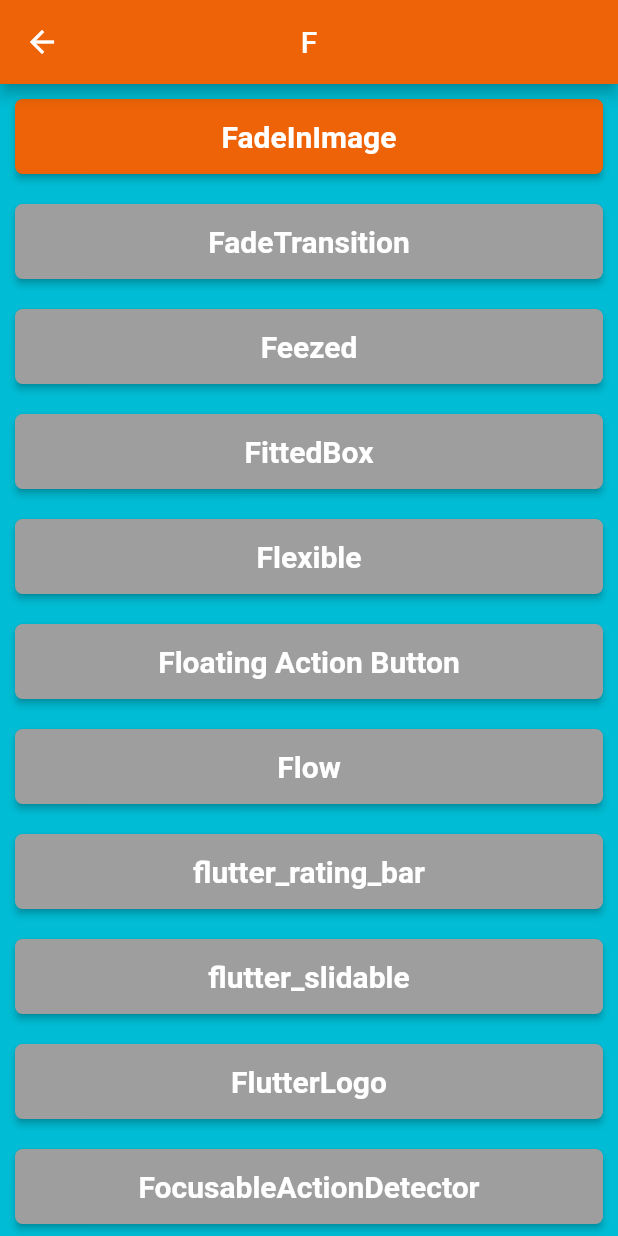
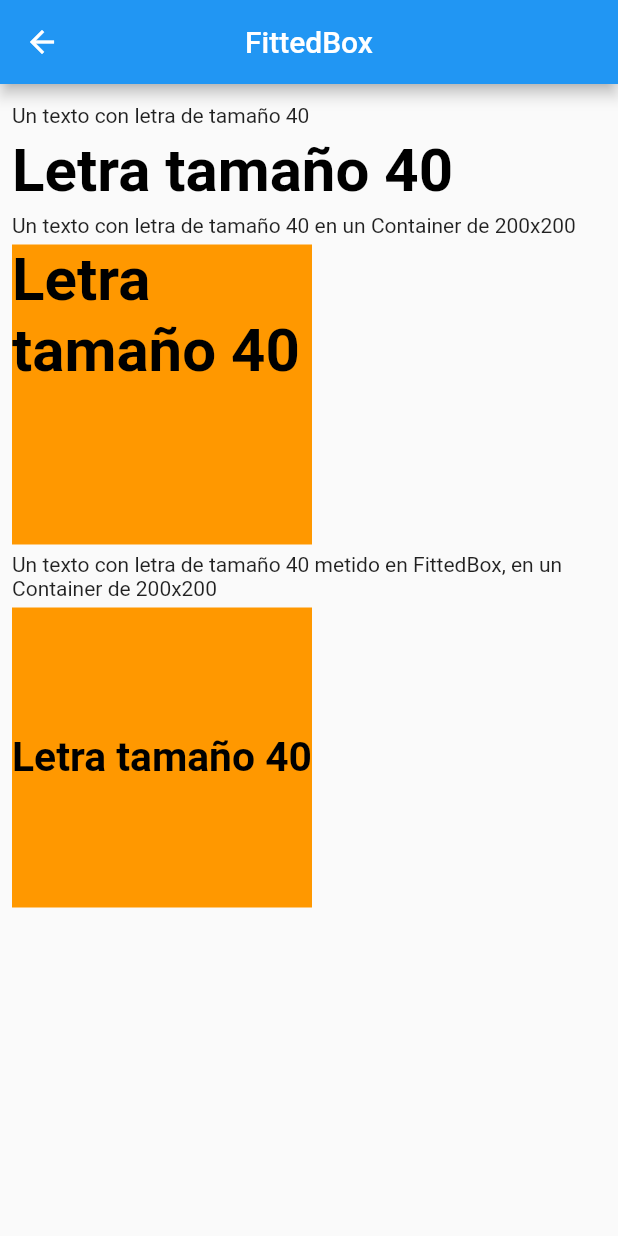
Before and after one commit to LuisPulenta/widgetsoftheweek, a Flutter app: the FScreen screen opened directly, after a tap on "FittedBox", on a phone screen of 412 x 824 dp. Run offline on Flutter 3.47's test engine with Material 2 defaults, Android fonts, the phone set to English and light mode, and no system bars; network calls fail.

Commit message:
28Ago2022

```diff
--- /dev/null
+++ b/lib/screens/BC/screens.dart
@@ -0,0 +1 @@
+export 'package:widgetsoftheweek/screens/BC/container_screen.dart';
--- a/lib/screens/F/fade_in_image_screen.dart
+++ b/lib/screens/F/fade_in_image_screen.dart
@@ -14,7 +14,7 @@
         child: FadeInImage.assetNetwork(
           height: 300,
           width: 300,
-          fadeInDuration: Duration(milliseconds: 5000),
+          fadeInDuration: const Duration(milliseconds: 5000),
           fadeInCurve: Curves.bounceInOut,
           placeholder: 'assets/loading.gif',
           image:
--- /dev/null
+++ b/lib/screens/F/fitted_box_screen.dart
@@ -0,0 +1,72 @@
+import 'package:flutter/material.dart';
+
+class FittedBoxScreen extends StatelessWidget {
+  const FittedBoxScreen({Key? key}) : super(key: key);
+
+  @override
+  Widget build(BuildContext context) {
+    return Scaffold(
+        appBar: AppBar(
+          title: const Text('FittedBox'),
+          centerTitle: true,
+        ),
+        body: Padding(
+          padding: const EdgeInsets.all(8.0),
+          child: Column(
+            crossAxisAlignment: CrossAxisAlignment.start,
+            children: [
+              const SizedBox(
+                height: 5,
+              ),
+              const Text("Un texto con letra de tamaño 40"),
+              const SizedBox(
+                height: 5,
+              ),
+              const Text("Letra tamaño 40",
+                  style: TextStyle(
+                      color: Colors.black,
+                      fontSize: 40,
+                      fontWeight: FontWeight.bold)),
+              const SizedBox(
+                height: 5,
+              ),
+              const Text(
+                  "Un texto con letra de tamaño 40 en un Container de 200x200"),
+              const SizedBox(
+                height: 5,
+              ),
+              Container(
+                width: 200,
+                height: 200,
+                color: Colors.orange,
+                child: const Text("Letra tamaño 40",
+                    style: TextStyle(
+                        color: Colors.black,
+                        fontSize: 40,
+                        fontWeight: FontWeight.bold)),
+              ),
+              const SizedBox(
+                height: 5,
+              ),
+              const Text(
+                  "Un texto con letra de tamaño 40 metido en FittedBox, en un Container de 200x200 "),
+              const SizedBox(
+                height: 5,
+              ),
+              Container(
+                width: 200,
+                height: 200,
+                color: Colors.orange,
+                child: const FittedBox(
+                  child: Text("Letra tamaño 40",
+                      style: TextStyle(
+                          color: Colors.black,
+                          fontSize: 40,
+                          fontWeight: FontWeight.bold)),
+                ),
+              ),
+            ],
+          ),
+        ));
+  }
+}
--- a/lib/screens/F/screens.dart
+++ b/lib/screens/F/screens.dart
@@ -1 +1,3 @@
 export 'package:widgetsoftheweek/screens/F/fade_in_image_screen.dart';
+export 'package:widgetsoftheweek/screens/F/fitted_box_screen.dart';
+export 'package:widgetsoftheweek/screens/F/floating_action_button_screen.dart';
--- /dev/null
+++ b/lib/screens/PR/screens.dart
@@ -0,0 +1 @@
+export 'package:widgetsoftheweek/screens/PR/pageview_screen.dart';
--- a/lib/screens/f_screen.dart
+++ b/lib/screens/f_screen.dart
@@ -1,5 +1,5 @@
 import 'package:flutter/material.dart';
-import 'package:widgetsoftheweek/screens/F/fade_in_image_screen.dart';
+import 'package:widgetsoftheweek/screens/F/screens.dart';
 import 'package:widgetsoftheweek/widgets/widgets.dart';
 
 class FScreen extends StatelessWidget {
@@ -43,10 +43,12 @@
                   color: color),
               Boton(
                 titulo: "FittedBox",
-                  screen: Container(),
+                screen: const FittedBoxScreen(),
                 ancho: anchoBoton,
                 alto: altoBoton,
-                  color: color),
+                color: color,
+                ok: true,
+              ),
               Boton(
                   titulo: "Flexible",
                   screen: Container(),
@@ -55,10 +57,12 @@
                   color: color),
               Boton(
                 titulo: "Floating Action Button",
-                  screen: Container(),
+                screen: const FloatingActionButtonScreen(),
                 ancho: anchoBoton,
                 alto: altoBoton,
-                  color: color),
+                color: color,
+                ok: true,
+              ),
               Boton(
                   titulo: "Flow",
                   screen: Container(),
```
Also changed, not shown: lib/screens/BC/container_screen.dart (added, +114 -0 lines), lib/screens/F/floating_action_button_screen.dart (added, +31 -0 lines), lib/screens/PR/pageview_screen.dart (added, +37 -0 lines), lib/screens/bc_screen.dart (+8 -5 lines), lib/screens/pr_screen.dart (+8 -5 lines), 10 other files. Lines whose indentation alone changed are shown as unchanged.
